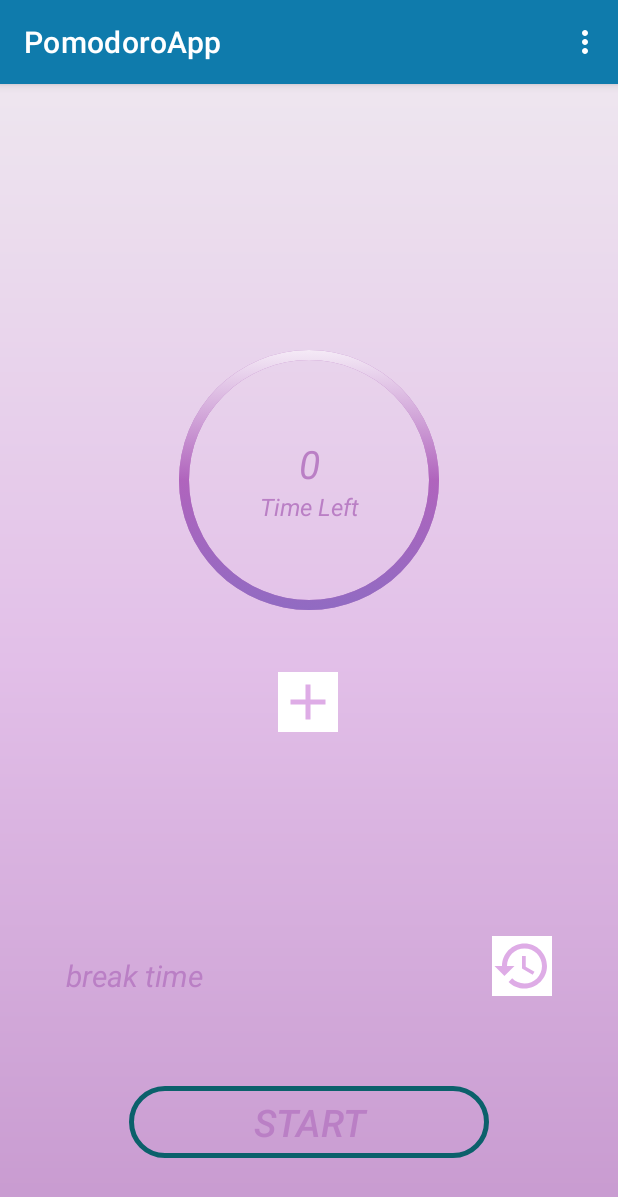
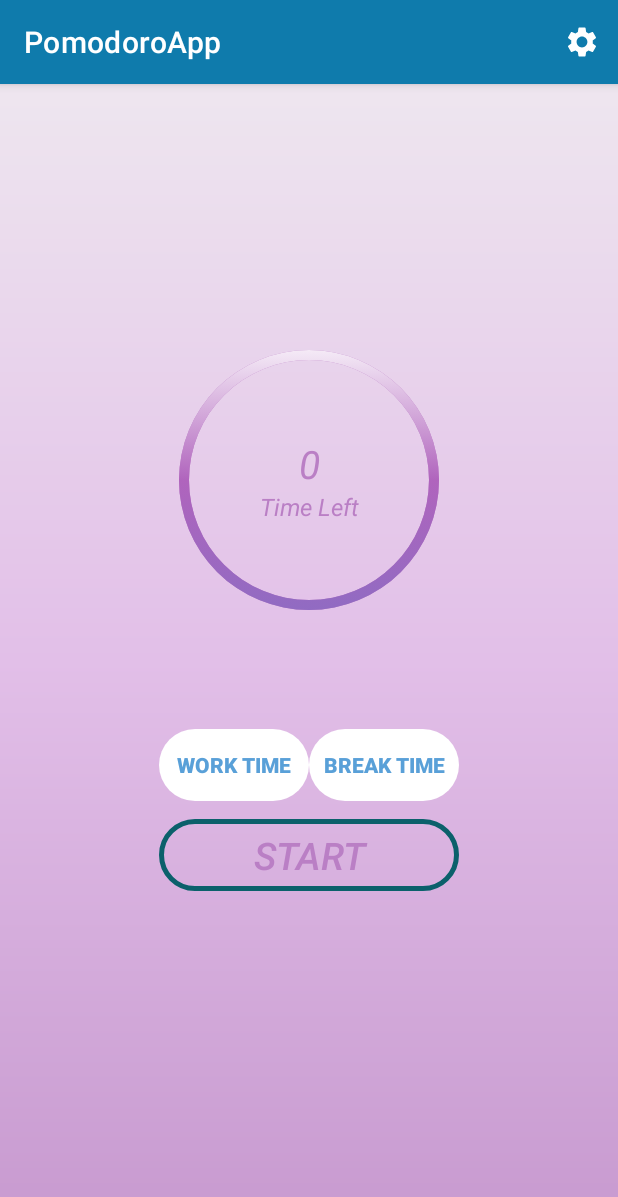
Before and after one commit to felixfelicisdgnr/PomodoroApp, an Android app: the screen it shows after launch (MainActivity), on a phone screen of 412 x 824 dp. Shown: the top 1197 px of the screen. Run offline under Robolectric (Android 15) with nearby library versions, the phone set to English and light mode, and no system bars.

Commit message:
third update

```diff
--- a/app/build.gradle
+++ b/app/build.gradle
@@ -45,6 +45,8 @@ dependencies {
     implementation 'androidx.appcompat:appcompat:1.6.1'
     implementation 'com.google.android.material:material:1.8.0'
     implementation 'androidx.constraintlayout:constraintlayout:2.1.4'
+    implementation 'androidx.navigation:navigation-fragment-ktx:2.5.3'
+    implementation 'androidx.navigation:navigation-ui-ktx:2.5.3'
     testImplementation 'junit:junit:4.13.2'
     androidTestImplementation 'androidx.test.ext:junit:1.1.5'
     androidTestImplementation 'androidx.test.espresso:espresso-core:3.5.1'
--- a/app/src/main/AndroidManifest.xml
+++ b/app/src/main/AndroidManifest.xml
@@ -12,6 +12,11 @@
         android:theme="@style/Theme.PomodoroApp"
         tools:targetApi="31">
         <activity
+            android:name=".SettingsActivity"
+            android:exported="false"
+            android:label="@string/title_activity_settings"
+            android:theme="@style/Theme.PomodoroApp.NoActionBar" />
+        <activity
             android:name=".MainActivity"
             android:exported="true">
             <intent-filter>
--- a/app/src/main/java/com/example/pomodoroapp/MainActivity.kt
+++ b/app/src/main/java/com/example/pomodoroapp/MainActivity.kt
@@ -1,28 +1,66 @@
 package com.example.pomodoroapp
 
+
+import android.content.Intent
 import androidx.appcompat.app.AppCompatActivity
 import android.os.Bundle
+import android.os.CountDownTimer
 import android.view.Menu
+import android.view.MenuItem
+import android.widget.Toast
 import com.example.pomodoroapp.databinding.ActivityMainBinding
+
 
 class MainActivity : AppCompatActivity() {
 
     private lateinit var binding : ActivityMainBinding
-
+    private lateinit var timer: CountDownTimer
     override fun onCreate(savedInstanceState: Bundle?) {
         super.onCreate(savedInstanceState)
         setContentView(R.layout.activity_main)
 
+        binding = ActivityMainBinding.inflate(layoutInflater)
+        setContentView(binding.root)
 
     }
 
     override fun onCreateOptionsMenu(menu: Menu?): Boolean {
-
-        val settingsInflater = menuInflater
-        settingsInflater.inflate(R.menu.settings_menu,menu)
-
+        menuInflater.inflate(R.menu.settings_menu, menu)
         return super.onCreateOptionsMenu(menu)
     }
 
+    override fun onOptionsItemSelected(item: MenuItem): Boolean {
+        when(item.itemId) {
+            R.id.settings_item_time -> {
+                Toast.makeText(this, "Settings Selected", Toast.LENGTH_LONG).show()
+                // Start the SettingsActivity
+                val intent = Intent(this, SettingsActivity::class.java)
+                startActivity(intent)
+
+            }
+        }
+        return super.onOptionsItemSelected(item)
+    }
+    private fun startingTimer(timing : Long) {
+        timer = object : CountDownTimer(timing, 1000) {
+            override fun onTick(p0: Long) {
+                TimeDatas.nowTime = (p0/1000)*1000
+            }
+
+            override fun onFinish() {
+
+            }
+
+        }
+    }
+
+    private fun updateTimer(seconds : Long){
+        var second = seconds/1000
+        var minutes = second/60
+
+        second %= 60
+
+        binding.tvPeriodTime
+    }
 
 }
--- a/app/src/main/res/mipmap-anydpi-v33/ic_launcher.xml
+++ b/app/src/main/res/drawable/button_change.xml
@@ -1,6 +1,11 @@
 <?xml version="1.0" encoding="utf-8"?>
-<adaptive-icon xmlns:android="http://schemas.android.com/apk/res/android">
-    <background android:drawable="@drawable/ic_launcher_background" />
-    <foreground android:drawable="@drawable/ic_launcher_foreground" />
-    <monochrome android:drawable="@drawable/ic_launcher_foreground" />
-</adaptive-icon>
+<shape
+    xmlns:android="http://schemas.android.com/apk/res/android"
+    android:shape="rectangle">
+
+    <corners
+        android:radius="90dp"
+        />
+
+
+</shape>
--- a/app/src/main/res/layout/activity_main.xml
+++ b/app/src/main/res/layout/activity_main.xml
@@ -22,98 +22,144 @@
         app:layout_constraintTop_toTopOf="parent">
 
         <ProgressBar
+            android:id="@+id/pbTimer"
+            style="@style/Widget.AppCompat.ProgressBar.Horizontal"
             android:layout_width="match_parent"
             android:layout_height="match_parent"
             android:layout_gravity="center"
+            android:background="@drawable/background_progress_bar"
             android:indeterminate="false"
             android:max="15"
             android:progress="10"
-           android:rotation="90"
-           style="@style/Widget.AppCompat.ProgressBar.Horizontal"
-           android:background="@drawable/background_progress_bar"
             android:progressDrawable="@drawable/second_background_progress_bar"
-           >
+            android:rotation="90">
+
         </ProgressBar>
+
         <LinearLayout
             android:layout_width="match_parent"
             android:layout_height="match_parent"
-            android:orientation="vertical"
-            android:gravity="center">
+            android:gravity="center"
+            android:orientation="vertical">
+
             <TextView
                 android:id="@+id/tvPeriodTime"
                 android:layout_width="match_parent"
                 android:layout_height="wrap_content"
+                android:gravity="center"
                 android:text="@string/_0"
-                android:textStyle="italic"
+                android:textColor="#BA7FC5"
                 android:textSize="26sp"
-                android:textColor="#BA7FC5"
-                android:gravity="center"/>
+                android:textStyle="italic" />
+
             <TextView
                 android:id="@+id/tvLeftTime"
                 android:layout_width="match_parent"
                 android:layout_height="wrap_content"
+                android:gravity="center"
                 android:text="@string/time_left"
-                android:textStyle="italic"
-                android:gravity="center"
+                android:textColor="#BA7FC5"
                 android:textSize="16sp"
-                android:textColor="#BA7FC5"/>
+                android:textStyle="italic" />
         </LinearLayout>
     </FrameLayout>
 
-    <ImageButton
-        android:layout_width="40dp"
-        android:layout_height="40dp"
-        android:layout_marginTop="28dp"
-        android:background="@color/white"
-        android:scaleType="fitXY"
-        android:src="@drawable/add_shape"
-        app:layout_constraintHorizontal_bias="0.498"
-        app:layout_constraintLeft_toLeftOf="parent"
-        app:layout_constraintRight_toRightOf="parent"
-        app:layout_constraintTop_toBottomOf="@id/flCountDownTimer" />
+    <LinearLayout
+        android:layout_width="0dp"
+        android:layout_height="wrap_content"
+        android:orientation="horizontal"
+        app:layout_constraintEnd_toStartOf="@id/guideline"
+        app:layout_constraintStart_toStartOf="@id/guideline3"
+        app:layout_constraintTop_toTopOf="@id/guideline8">
 
-    <TextView
-        android:id="@+id/tvBreakTime"
-        android:layout_width="wrap_content"
+        <androidx.appcompat.widget.AppCompatButton
+            android:id="@+id/btnWork"
+            android:layout_width="0dp"
             android:layout_height="wrap_content"
-        android:layout_marginStart="44dp"
-        android:layout_marginBottom="160dp"
-        android:text="break time "
-        android:textColor="#BA7FC5"
-        android:textSize="20sp"
-        android:textStyle="italic"
-        app:layout_constraintBottom_toBottomOf="parent"
-        app:layout_constraintStart_toStartOf="parent"/>
+            android:layout_weight="1"
+            android:background="@drawable/button_change"
+            android:backgroundTint="@color/white"
+            android:text="@string/work_time"
+            android:textColor="#59A0D8"
+            android:textStyle="bold" />
 
-    <ImageButton
-        android:id="@+id/btnRestore"
-        android:layout_width="40dp"
-        android:layout_height="40dp"
-        android:layout_marginEnd="44dp"
-        android:layout_marginBottom="160dp"
-        android:background="@color/white"
-        android:scaleType="fitXY"
-        android:src="@drawable/restore_shape"
-        app:layout_constraintBottom_toBottomOf="parent"
-        app:layout_constraintEnd_toEndOf="parent" />
+        <androidx.appcompat.widget.AppCompatButton
+            android:id="@+id/btnBreak"
+            android:layout_width="0dp"
+            android:layout_height="wrap_content"
+            android:layout_weight="1"
+            android:background="@drawable/button_change"
+            android:backgroundTint="@color/white"
+            android:text="@string/break_time"
+            android:textColor="#59A0D8"
+            android:textStyle="bold" />
+    </LinearLayout>
+
 
     <androidx.appcompat.widget.AppCompatButton
         android:id="@+id/btnPlayPause"
-        android:layout_width="240dp"
+        android:layout_width="0dp"
         android:layout_height="wrap_content"
-        android:layout_marginBottom="52dp"
+        android:layout_marginBottom="64dp"
+        android:background="@drawable/button_background"
         android:text="start"
         android:textColor="#BA7FC5"
-        android:background="@drawable/button_background"
         android:textSize="25sp"
         android:textStyle="italic"
-        app:layout_constraintBottom_toBottomOf="parent"
-        app:layout_constraintEnd_toEndOf="parent"
-        app:layout_constraintStart_toStartOf="parent">
+        app:layout_constraintEnd_toStartOf="@id/guideline"
+        app:layout_constraintStart_toStartOf="@id/guideline3"
+        app:layout_constraintTop_toTopOf="@id/guideline6">
 
     </androidx.appcompat.widget.AppCompatButton>
 
+    <androidx.constraintlayout.widget.Guideline
+        android:id="@+id/guideline"
+        android:layout_width="wrap_content"
+        android:layout_height="wrap_content"
+        android:orientation="vertical"
+        app:layout_constraintGuide_begin="306dp" />
 
+    <androidx.constraintlayout.widget.Guideline
+        android:id="@+id/guideline3"
+        android:layout_width="wrap_content"
+        android:layout_height="wrap_content"
+        android:orientation="vertical"
+        app:layout_constraintGuide_begin="106dp" />
+
+    <androidx.constraintlayout.widget.Guideline
+        android:id="@+id/guideline4"
+        android:layout_width="wrap_content"
+        android:layout_height="wrap_content"
+        android:orientation="horizontal"
+        app:layout_constraintGuide_begin="281dp" />
+
+    <androidx.constraintlayout.widget.Guideline
+        android:id="@+id/guideline5"
+        android:layout_width="wrap_content"
+        android:layout_height="wrap_content"
+        android:orientation="horizontal"
+        app:layout_constraintGuide_begin="81dp" />
+
+    <androidx.constraintlayout.widget.Guideline
+        android:id="@+id/guideline6"
+        android:layout_width="wrap_content"
+        android:layout_height="wrap_content"
+        android:orientation="horizontal"
+        app:layout_constraintGuide_begin="490dp" />
+
+    <androidx.constraintlayout.widget.Guideline
+        android:id="@+id/guideline7"
+        android:layout_width="wrap_content"
+        android:layout_height="wrap_content"
+        android:orientation="horizontal"
+        app:layout_constraintGuide_begin="538dp" />
+
+    <androidx.constraintlayout.widget.Guideline
+        android:id="@+id/guideline8"
+        android:layout_width="wrap_content"
+        android:layout_height="wrap_content"
+        android:orientation="horizontal"
+        app:layout_constraintGuide_begin="430dp" />
 
 
 </androidx.constraintlayout.widget.ConstraintLayout>
--- a/app/src/main/res/menu/settings_menu.xml
+++ b/app/src/main/res/menu/settings_menu.xml
@@ -3,24 +3,18 @@
     xmlns:app="http://schemas.android.com/apk/res-auto">
 
     <item
-        android:id="@+id/work_time_item"
-        android:title="Change Work Time"
+        android:id="@+id/optionsMenu"
+        android:icon="@drawable/ic_settings"
+        android:title=""
+        app:showAsAction="always"
         >
 
-    </item>
-
-    <item
-        android:id="@+id/break_time_item"
-        android:title="Change Break Time"
-        >
+        <menu>
+            <item
+                android:id="@+id/settings_item_time"
+                android:title="@string/settings_time"
+                />
+        </menu>
 
     </item>
-
-    <item
-        android:id="@+id/change_music_item"
-        android:title="Change Music">
-
-    </item>
-
-
 </menu>
--- /dev/null
+++ b/app/src/main/res/values-land/dimens.xml
@@ -0,0 +1,3 @@
+<resources>
+    <dimen name="fab_margin">48dp</dimen>
+</resources>
--- /dev/null
+++ b/app/src/main/res/values-w1240dp/dimens.xml
@@ -0,0 +1,3 @@
+<resources>
+    <dimen name="fab_margin">200dp</dimen>
+</resources>
--- /dev/null
+++ b/app/src/main/res/values-w600dp/dimens.xml
@@ -0,0 +1,3 @@
+<resources>
+    <dimen name="fab_margin">48dp</dimen>
+</resources>
--- /dev/null
+++ b/app/src/main/res/values/dimens.xml
@@ -0,0 +1,3 @@
+<resources>
+    <dimen name="fab_margin">16dp</dimen>
+</resources>
--- a/app/src/main/res/values/themes.xml
+++ b/app/src/main/res/values/themes.xml
@@ -13,4 +13,13 @@
         <item name="android:statusBarColor">?attr/colorPrimaryVariant</item>
         <!-- Customize your theme here. -->
     </style>
+
+    <style name="Theme.PomodoroApp.NoActionBar">
+        <item name="windowActionBar">false</item>
+        <item name="windowNoTitle">true</item>
+    </style>
+
+    <style name="Theme.PomodoroApp.AppBarOverlay" parent="ThemeOverlay.AppCompat.Dark.ActionBar" />
+
+    <style name="Theme.PomodoroApp.PopupOverlay" parent="ThemeOverlay.AppCompat.Light" />
 </resources>
```
Also changed, not shown: app/src/main/java/com/example/pomodoroapp/SettingsActivity.kt (added, +27 -0 lines), app/src/main/java/com/example/pomodoroapp/TimeDatas.kt (added, +24 -0 lines), app/src/main/res/layout/activity_settings.xml (added, +79 -0 lines), app/src/main/res/values/strings.xml (+20 -0 lines). Lines whose indentation alone changed are shown as unchanged.
